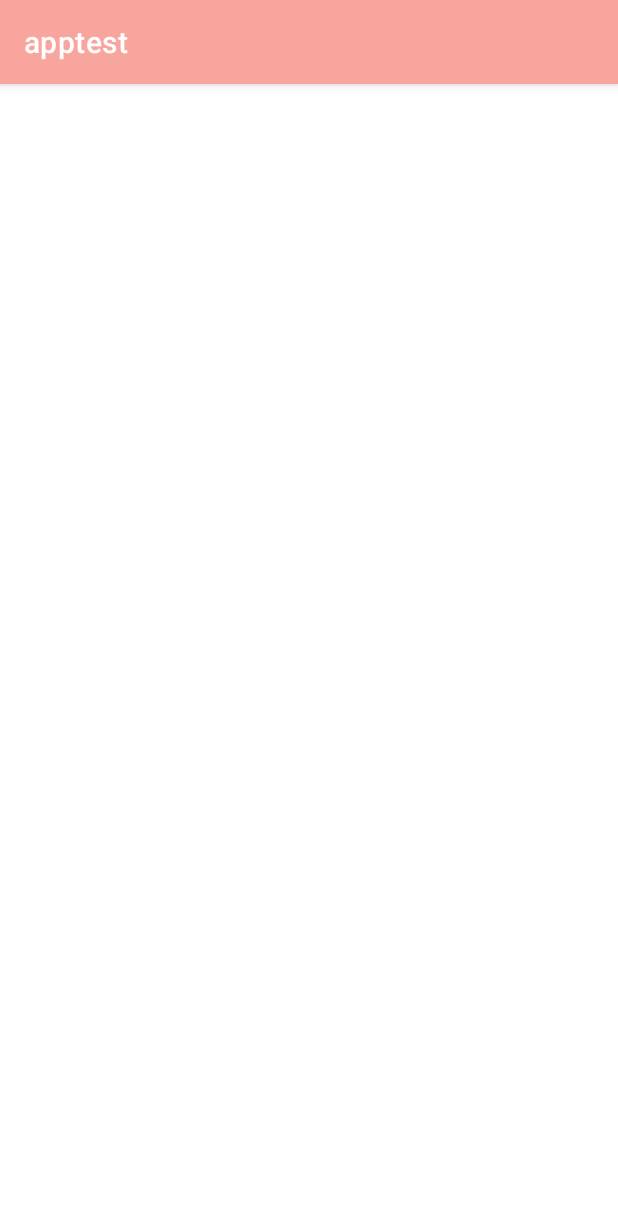
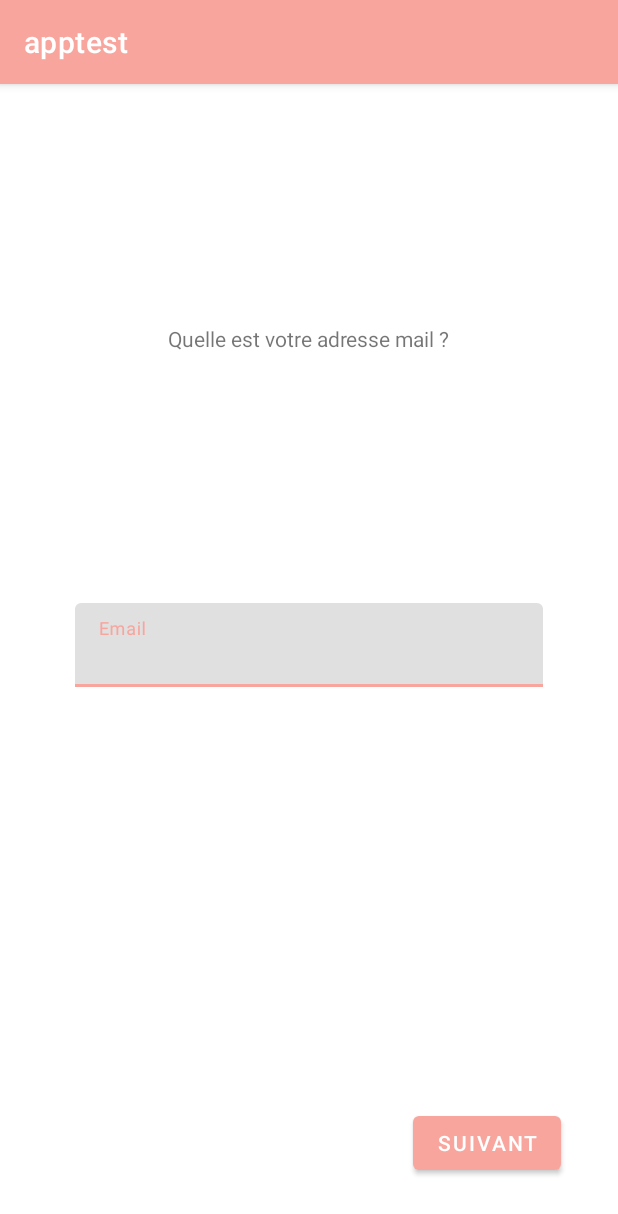
Before and after one commit to HimeShaman/kotlin_nav, an Android app: the SubscriptionScreen4 screen opened directly, with no data from a screen before it, on a phone screen of 412 x 824 dp. Shown: the top 1214 px of the screen. Run offline under Robolectric (Android 15) with nearby library versions, the phone set to English and light mode, and no system bars.

Commit message:
fix btns fixed position

```diff
--- a/app/src/main/res/layout/activity_subscription_screen4.xml
+++ b/app/src/main/res/layout/activity_subscription_screen4.xml
@@ -6,4 +6,42 @@
     android:layout_height="match_parent"
     tools:context=".subscription.SubscriptionScreen4">
 
+    <TextView
+        android:id="@+id/textView7"
+        android:layout_width="wrap_content"
+        android:layout_height="wrap_content"
+        android:layout_marginTop="160dp"
+        android:text="@string/subscription4_text1"
+        app:layout_constraintEnd_toEndOf="parent"
+        app:layout_constraintStart_toStartOf="parent"
+        app:layout_constraintTop_toTopOf="parent" />
+
+    <com.google.android.material.textfield.TextInputLayout
+        android:id="@+id/textInputEditText_email"
+        android:layout_width="0dp"
+        android:layout_height="wrap_content"
+        android:layout_marginStart="50dp"
+        android:layout_marginEnd="50dp"
+        android:layout_marginBottom="200dp"
+        app:layout_constraintBottom_toBottomOf="parent"
+        app:layout_constraintEnd_toEndOf="parent"
+        app:layout_constraintStart_toStartOf="parent"
+        app:layout_constraintTop_toBottomOf="@+id/textView7">
+
+        <com.google.android.material.textfield.TextInputEditText
+            android:layout_width="match_parent"
+            android:layout_height="wrap_content"
+            android:hint="@string/hint_email"
+            android:inputType="textEmailAddress" />
+    </com.google.android.material.textfield.TextInputLayout>
+
+    <Button
+        android:id="@+id/button3"
+        android:layout_width="wrap_content"
+        android:layout_height="wrap_content"
+        android:layout_marginEnd="38dp"
+        android:layout_marginBottom="38dp"
+        android:text="@string/str_button_next"
+        app:layout_constraintBottom_toBottomOf="parent"
+        app:layout_constraintEnd_toEndOf="parent" />
 </androidx.constraintlayout.widget.ConstraintLayout>
--- a/app/src/main/res/values/strings.xml
+++ b/app/src/main/res/values/strings.xml
@@ -13,4 +13,6 @@
     <string name="button_female">Une femme</string>
     <string name="subscription3_text1">Quel âge as-tu ?</string>
     <string name="age_hint">Age</string>
+    <string name="subscription4_text1">Quelle est votre adresse mail ?</string>
+    <string name="hint_email">Email</string>
 </resources>
```
Also changed, not shown: app/src/main/res/layout/activity_subscription_screen1.xml (+3 -5 lines), app/src/main/res/layout/activity_subscription_screen3.xml (+6 -7 lines).
